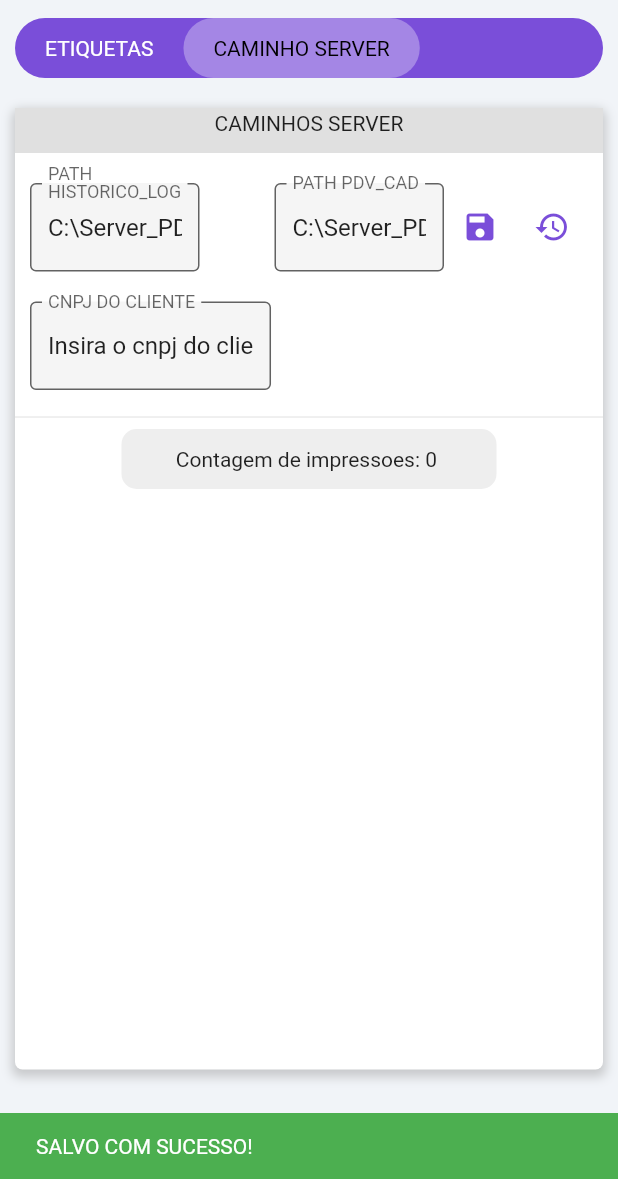
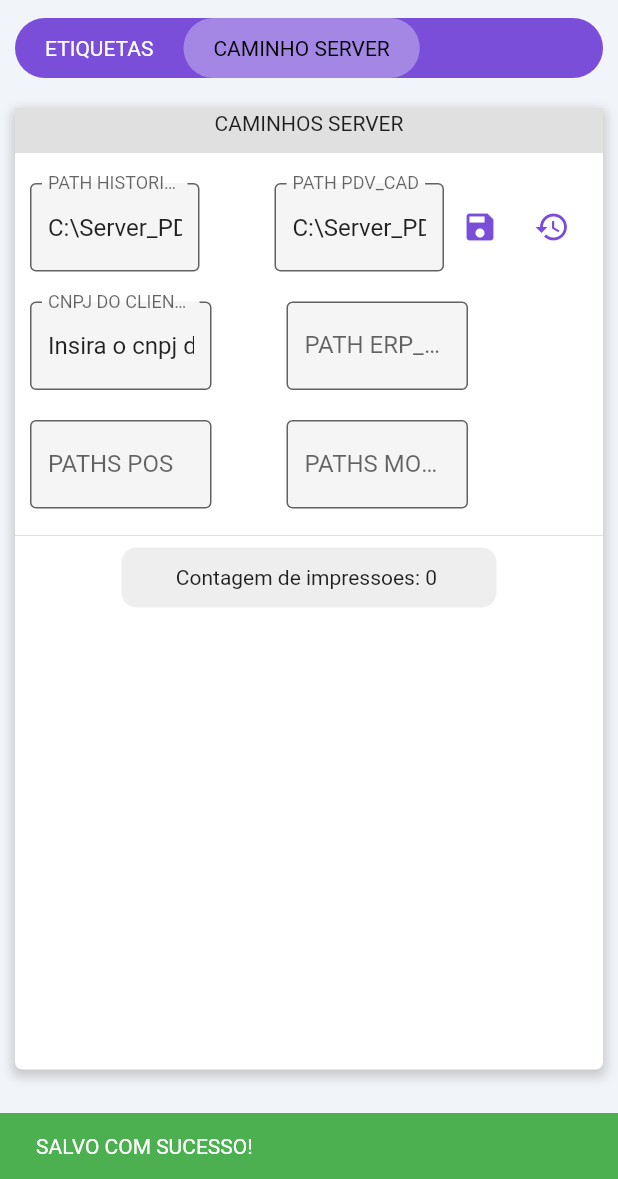
Before and after one commit to eduardohr-muniz/concentrador_delpim, a Flutter app: the CaminhoServerPage screen opened by its route, after a tap on the "save" icon, on a phone screen of 412 x 824 dp, the part 57-1236 px from its top. Run offline on Flutter 3.47's test engine with Material 2 defaults, Android fonts, the phone set to English and light mode, and no system bars; our stand-ins replace dio, flutter_svg, shared_preferences; missing offline and left inert: esc_pos_utils, flutter_pos_printer_platform, sqlite3, window_manager; accounts and stored records are empty; statements that could not run were skipped.

Commit message:
bloqueio

```diff
--- /dev/null
+++ b/lib/app/core/controller/controller_bloqueio.dart
@@ -0,0 +1,71 @@
+import 'package:flutter/material.dart';
+import 'package:path/path.dart' as path;
+import 'dart:io';
+
+import 'package:shared_preferences/shared_preferences.dart';
+
+class ControllerBloqueio {
+  ControllerBloqueio() {
+    init();
+  }
+  Future<SharedPreferences> sharedPreferences = SharedPreferences.getInstance();
+  late Directory folderErpGestao;
+  late List<String> pos;
+  late List<String> mobilityPos;
+
+  init() async {
+    folderErpGestao = Directory(await getPreferencesString("erpGestao"));
+    String posL = await getPreferencesString("pos");
+    String mobilityPosL = await getPreferencesString("mobilityPos");
+    pos.addAll(posL.split("|").toList());
+    mobilityPos.addAll(mobilityPosL.split("|").toList());
+  }
+
+  Future<String> getPreferencesString(String key) async {
+    var prefs = await sharedPreferences;
+    return prefs.getString(key) ?? "";
+  }
+
+  Future<void> setPreferencesString(String key, String value) async {
+    var prefs = await sharedPreferences;
+    prefs.setString(key, value);
+  }
+
+  bloquear() {
+    bool fileEG = File(path.join(folderErpGestao.path, "Erp_Gestao.exe")).existsSync();
+    fileEG
+        ? File(path.join(folderErpGestao.path, "Erp_Gestao.exe"))
+            .rename(path.join(folderErpGestao.path, "bloqueado.exe"))
+        : null;
+    for (var pasta in pos) {
+      var file = File(path.join(pasta, "POS.exe"));
+      bool exist = file.existsSync();
+      exist ? File(file.path).rename(path.join(pasta, "bloqueado.exe")) : null;
+    }
+    for (var pasta in mobilityPos) {
+      var file = File(path.join(pasta, "Mobility_POS.exe"));
+      bool exist = file.existsSync();
+      exist ? File(file.path).rename(path.join(pasta, "bloqueado.exe")) : null;
+    }
+    debugPrint("------Bloqueado------");
+  }
+
+  desbloquear() {
+    bool fileEG = File(path.join(folderErpGestao.path, "bloqueado.exe")).existsSync();
+    fileEG
+        ? File(path.join(folderErpGestao.path, "bloqueado.exe"))
+            .rename(path.join(folderErpGestao.path, "Erp_Gestao.exe"))
+        : null;
+    for (var pasta in pos) {
+      var file = File(path.join(pasta, "bloqueado.exe"));
+      bool exist = file.existsSync();
+      exist ? File(file.path).rename(path.join(pasta, "POS.exe")) : null;
+    }
+    for (var pasta in mobilityPos) {
+      var file = File(path.join(pasta, "bloqueado.exe"));
+      bool exist = file.existsSync();
+      exist ? File(file.path).rename(path.join(pasta, "Mobility_POS.exe")) : null;
+    }
+    debugPrint("------Desbloqueado------");
+  }
+}
--- a/lib/app/core/providers/providers.dart
+++ b/lib/app/core/providers/providers.dart
@@ -1,3 +1,4 @@
+import 'package:concentrador_delpim/app/core/controller/controller_bloqueio.dart';
 import 'package:concentrador_delpim/app/core/controller/controller_impressao.dart';
 import 'package:concentrador_delpim/app/core/controller/controller_produtos.dart';
 import 'package:concentrador_delpim/app/core/controller/controller_websocket.dart';
@@ -8,7 +9,8 @@ import 'package:provider/provider.dart';
 
 class Providers {
   static final providers = [
-    Provider(create: (context) => ControllerWebSocket(context: context), lazy: false),
+    ChangeNotifierProvider<ControllerWebSocket>(
+        create: (context) => ControllerWebSocket(controllerBloqueio: ControllerBloqueio()), lazy: false),
     Provider(create: (context) => ControllerProdutos()),
     ChangeNotifierProvider<EtiquetaRepository>(create: (context) => EtiquetaRepository()),
     ChangeNotifierProvider<ContadorImpressao>(create: (context) => ContadorImpressao()),
--- a/lib/app/core/ui/widgets/d_text_form_fild.dart
+++ b/lib/app/core/ui/widgets/d_text_form_fild.dart
@@ -1,9 +1,9 @@
 import 'package:flutter/material.dart';
 
-class DTextFormFild extends StatelessWidget {
+class CwTextFild extends StatelessWidget {
   final TextEditingController? controller;
-  final Widget label;
-  const DTextFormFild({
+  final String label;
+  const CwTextFild({
     Key? key,
     required this.controller,
     required this.label,
@@ -14,7 +14,7 @@ class DTextFormFild extends StatelessWidget {
     return TextFormField(
       controller: controller,
       decoration: InputDecoration(
-        label: label,
+        labelText: label,
       ),
     );
   }
--- a/lib/app/modules/caminho_server/caminho_server_page.dart
+++ b/lib/app/modules/caminho_server/caminho_server_page.dart
@@ -4,9 +4,11 @@ import 'package:concentrador_delpim/app/core/controller/controller_websocket.dar
 import 'package:concentrador_delpim/app/core/ui/extensions/color_ex.dart';
 import 'package:concentrador_delpim/app/core/ui/widgets/button_header.dart';
 import 'package:concentrador_delpim/app/core/ui/widgets/container_eleveted.dart';
-import 'package:concentrador_delpim/app/core/ui/widgets/d_text_form_fild.dart';
 import 'package:concentrador_delpim/app/core/ui/widgets/windown.dart';
 import 'package:concentrador_delpim/app/modules/caminho_server/controller_caminho_server.dart';
+import 'package:concentrador_delpim/app/modules/caminho_server/widgets/cnpj_a_bloqueio.dart';
+import 'package:concentrador_delpim/app/modules/caminho_server/widgets/historico_log_a_restaurar.dart';
+import 'package:concentrador_delpim/app/modules/caminho_server/widgets/pos_a_mobility_pos.dart';
 import 'package:flutter/material.dart';
 import 'package:provider/provider.dart';
 
@@ -60,49 +62,11 @@ class CaminhoServerPage extends StatelessWidget {
                         mainAxisAlignment: MainAxisAlignment.start,
                         crossAxisAlignment: CrossAxisAlignment.start,
                         children: [
-                          Row(
-                            mainAxisAlignment: MainAxisAlignment.spaceBetween,
-                            children: [
-                              Expanded(
-                                  flex: 3,
-                                  child: DTextFormFild(
-                                    controller: controller.pathHistoricoLogEC,
-                                    label: const Text("PATH HISTORICO_LOG"),
-                                  )),
-                              const SizedBox(width: 50),
-                              Expanded(
-                                  flex: 3,
-                                  child: DTextFormFild(
-                                      controller: controller.pathPdvCadEC, label: const Text("PATH PDV_CAD"))),
-                              Expanded(
-                                  flex: 0,
-                                  child: IconButton(
-                                      tooltip: "Salvar",
-                                      onPressed: () {
-                                        controller.salvarPaths();
-                                        ScaffoldMessenger.of(context).showSnackBar(const SnackBar(
-                                            content: Text("SALVO COM SUCESSO!"), backgroundColor: Colors.green));
-                                      },
-                                      icon: const Icon(Icons.save, color: ColorEx.primary))),
-                              Expanded(
-                                  flex: 0,
-                                  child: IconButton(
-                                      tooltip: "Restaurar Paths",
-                                      onPressed: () {
-                                        controller.restaurarPaths();
-                                        ScaffoldMessenger.of(context).showSnackBar(const SnackBar(
-                                            content: Text("PATHS RESTAURADOS"), backgroundColor: Colors.green));
-                                      },
-                                      icon: const Icon(Icons.restore, color: ColorEx.primary))),
-                            ],
-                          ),
+                          HistoricoLogARestaurar(controller: controller),
                           const SizedBox(height: 20),
-                          SizedBox(
-                              width: MediaQuery.of(context).size.width * 0.39,
-                              child: TextFormField(
-                                controller: controller.cnpjClienteEC,
-                                decoration: const InputDecoration(labelText: "CNPJ DO CLIENTE"),
-                              ))
+                          CnpjABloqueio(controller: controller),
+                          const SizedBox(height: 20),
+                          PosAMobilityPos(controller: controller),
                         ],
                       ),
                     ),
--- a/lib/app/modules/caminho_server/controller_caminho_server.dart
+++ b/lib/app/modules/caminho_server/controller_caminho_server.dart
@@ -17,11 +17,17 @@ class ControllerCaminhoServer {
   final pathHistoricoLogEC = TextEditingController();
   final pathPdvCadEC = TextEditingController();
   final cnpjClienteEC = TextEditingController();
+  final pathErpGestao = TextEditingController();
+  final pathsPosEC = TextEditingController();
+  final pathsMobilityPosEC = TextEditingController();
 
   Future<void> init() async {
     pathHistoricoLogEC.text = await controllerProdutos.getPathTxt("txt");
     pathPdvCadEC.text = await controllerProdutos.getPathPdvCad("pdvCad");
     cnpjClienteEC.text = await controllerWebSocket.getSlug();
+    pathErpGestao.text = await controllerWebSocket.controllerBloqueio.getPreferencesString("erpGestao");
+    pathsPosEC.text = await controllerWebSocket.controllerBloqueio.getPreferencesString("pos");
+    pathsMobilityPosEC.text = await controllerWebSocket.controllerBloqueio.getPreferencesString("mobilityPos");
   }
 
   restaurarPaths() {
@@ -34,6 +40,9 @@ class ControllerCaminhoServer {
   }
 
   salvarPaths() {
+    controllerWebSocket.controllerBloqueio.setPreferencesString("erpGestao", pathErpGestao.text);
+    controllerWebSocket.controllerBloqueio.setPreferencesString("pos", pathsPosEC.text);
+    controllerWebSocket.controllerBloqueio.setPreferencesString("mobilityPos", pathsMobilityPosEC.text);
     controllerProdutos.savePathPdvCad(pathPdvCadEC.text);
     controllerProdutos.savePathTxt(pathHistoricoLogEC.text);
     controllerWebSocket.addSlug(cnpjClienteEC.text);
--- /dev/null
+++ b/lib/app/modules/caminho_server/widgets/cnpj_a_bloqueio.dart
@@ -0,0 +1,32 @@
+// ignore_for_file: public_member_api_docs, sort_constructors_first
+import 'package:flutter/material.dart';
+
+import 'package:concentrador_delpim/app/core/ui/widgets/d_text_form_fild.dart';
+import 'package:concentrador_delpim/app/modules/caminho_server/controller_caminho_server.dart';
+
+class CnpjABloqueio extends StatelessWidget {
+  final ControllerCaminhoServer controller;
+  const CnpjABloqueio({
+    Key? key,
+    required this.controller,
+  }) : super(key: key);
+
+  @override
+  Widget build(BuildContext context) {
+    return Row(
+      mainAxisAlignment: MainAxisAlignment.spaceBetween,
+      children: [
+        Expanded(
+          child: Row(
+            children: [
+              Expanded(child: CwTextFild(controller: controller.cnpjClienteEC, label: "CNPJ DO CLIENTE")),
+              const SizedBox(width: 50),
+              Expanded(child: CwTextFild(controller: controller.pathErpGestao, label: "PATH ERP_GESTAO")),
+            ],
+          ),
+        ),
+        const SizedBox(width: 80)
+      ],
+    );
+  }
+}
--- /dev/null
+++ b/lib/app/modules/caminho_server/widgets/historico_log_a_restaurar.dart
@@ -0,0 +1,52 @@
+// ignore_for_file: public_member_api_docs, sort_constructors_first
+import 'package:concentrador_delpim/app/core/ui/extensions/color_ex.dart';
+import 'package:flutter/material.dart';
+
+import 'package:concentrador_delpim/app/core/ui/widgets/d_text_form_fild.dart';
+import 'package:concentrador_delpim/app/modules/caminho_server/controller_caminho_server.dart';
+
+class HistoricoLogARestaurar extends StatelessWidget {
+  final ControllerCaminhoServer controller;
+  const HistoricoLogARestaurar({
+    Key? key,
+    required this.controller,
+  }) : super(key: key);
+
+  @override
+  Widget build(BuildContext context) {
+    return Row(
+      mainAxisAlignment: MainAxisAlignment.spaceBetween,
+      children: [
+        Expanded(
+          child: Row(
+            children: [
+              Expanded(child: CwTextFild(controller: controller.pathHistoricoLogEC, label: "PATH HISTORICO LOG")),
+              const SizedBox(width: 50),
+              Expanded(child: CwTextFild(controller: controller.pathPdvCadEC, label: "PATH PDV_CAD")),
+            ],
+          ),
+        ),
+        Row(
+          children: [
+            IconButton(
+                tooltip: "Salvar",
+                onPressed: () {
+                  controller.salvarPaths();
+                  ScaffoldMessenger.of(context)
+                      .showSnackBar(const SnackBar(content: Text("SALVO COM SUCESSO!"), backgroundColor: Colors.green));
+                },
+                icon: const Icon(Icons.save, color: ColorEx.primary)),
+            IconButton(
+                tooltip: "Restaurar Paths",
+                onPressed: () {
+                  controller.restaurarPaths();
+                  ScaffoldMessenger.of(context)
+                      .showSnackBar(const SnackBar(content: Text("PATHS RESTAURADOS"), backgroundColor: Colors.green));
+                },
+                icon: const Icon(Icons.restore, color: ColorEx.primary)),
+          ],
+        ),
+      ],
+    );
+  }
+}
--- /dev/null
+++ b/lib/app/modules/caminho_server/widgets/pos_a_mobility_pos.dart
@@ -0,0 +1,33 @@
+// ignore_for_file: public_member_api_docs, sort_constructors_first
+import 'package:concentrador_delpim/app/core/ui/extensions/color_ex.dart';
+import 'package:flutter/material.dart';
+
+import 'package:concentrador_delpim/app/core/ui/widgets/d_text_form_fild.dart';
+import 'package:concentrador_delpim/app/modules/caminho_server/controller_caminho_server.dart';
+
+class PosAMobilityPos extends StatelessWidget {
+  final ControllerCaminhoServer controller;
+  const PosAMobilityPos({
+    Key? key,
+    required this.controller,
+  }) : super(key: key);
+
+  @override
+  Widget build(BuildContext context) {
+    return Row(
+      mainAxisAlignment: MainAxisAlignment.spaceBetween,
+      children: [
+        Expanded(
+          child: Row(
+            children: [
+              Expanded(child: CwTextFild(controller: controller.pathsPosEC, label: "PATHS POS")),
+              const SizedBox(width: 50),
+              Expanded(child: CwTextFild(controller: controller.pathsMobilityPosEC, label: "PATHS MOBILITY POS")),
+            ],
+          ),
+        ),
+        const SizedBox(width: 80)
+      ],
+    );
+  }
+}
--- a/lib/app/modules/etiquetas/submodules/adicionar_etiqueta/adicionar_etiqueta_page.dart
+++ b/lib/app/modules/etiquetas/submodules/adicionar_etiqueta/adicionar_etiqueta_page.dart
@@ -119,9 +119,9 @@ Tags:
                                 children: [
                                   Expanded(
                                       flex: 5,
-                                      child: DTextFormFild(
+                                      child: CwTextFild(
                                         controller: descricaoEtiquetaEC,
-                                        label: const Text("DESCRIÇÃO"),
+                                        label: "DESCRIÇÃO",
                                       )),
                                 ],
                               ),
```
Also changed, not shown: lib/app/core/controller/controller_websocket.dart (+30 -20 lines), lib/app/modules/home/home_page.dart (+25 -10 lines), lib/app/modules/home/controller_home.dart (added).
